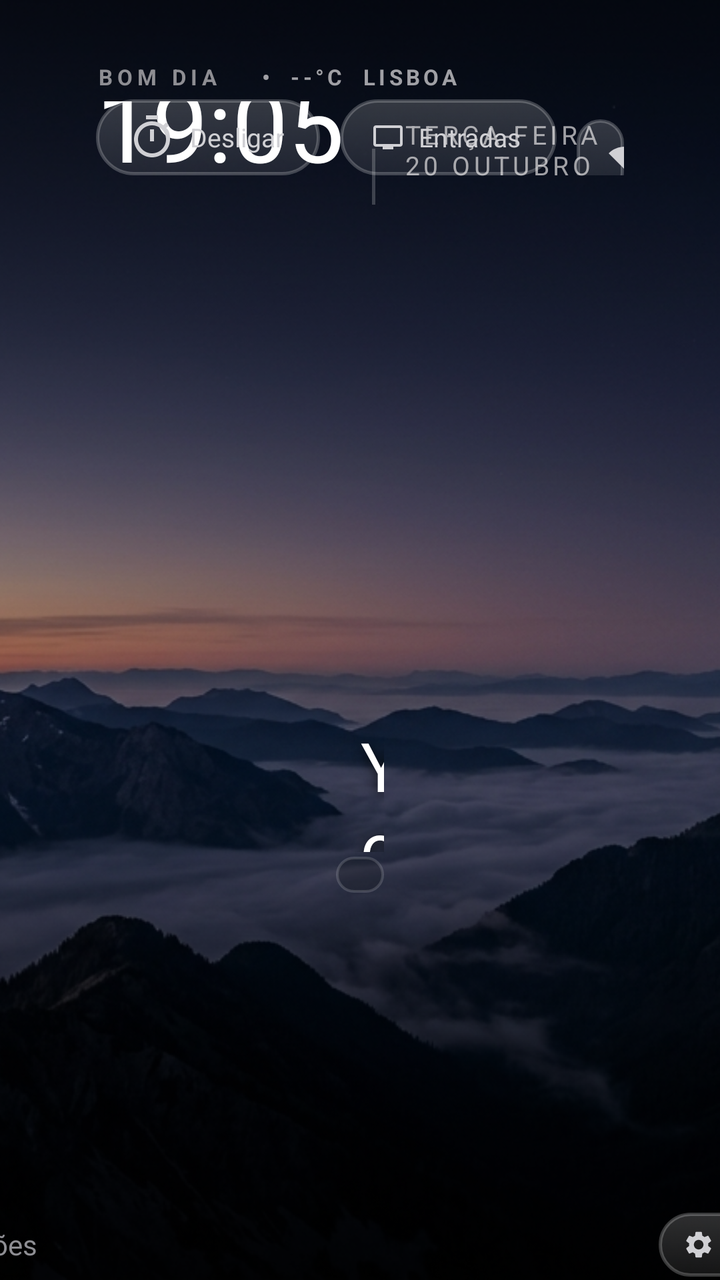
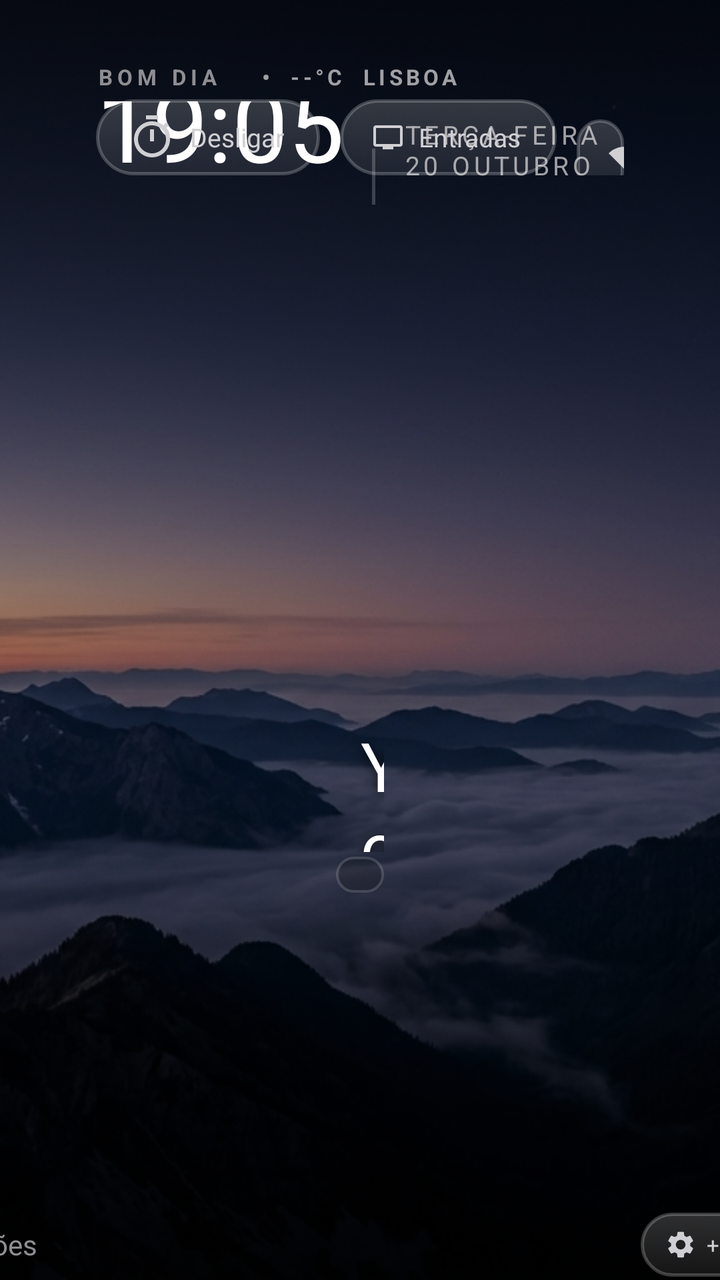

An Android layout rendered at two revisions. The XML below is the earlier revision; the diff shows what the commit changed to produce the second picture.
<!-- AndroidManifest.xml: application theme Theme.AppleTVHome -->
<!-- res/layout/activity_main.xml -->
<?xml version="1.0" encoding="utf-8"?>
<FrameLayout xmlns:android="http://schemas.android.com/apk/res/android"
    android:id="@+id/root_layout"
    android:layout_width="match_parent"
    android:layout_height="match_parent"
    android:background="@color/pitch_black"
    android:clipChildren="false"
    android:clipToPadding="false">

    
    <ImageView
        android:id="@+id/iv_wallpaper"
        android:layout_width="match_parent"
        android:layout_height="match_parent"
        android:scaleType="centerCrop"
        android:src="@drawable/wallpaper" />

    
    <View
        android:layout_width="match_parent"
        android:layout_height="match_parent"
        android:background="@drawable/wallpaper_dim_overlay" />

    
    <View
        android:id="@+id/view_ambient_glow"
        android:layout_width="match_parent"
        android:layout_height="match_parent" />

    
    <View
        android:id="@+id/view_grid_dimmer"
        android:layout_width="match_parent"
        android:layout_height="match_parent"
        android:background="#A6000000"
        android:alpha="0" />

    
    <ScrollView
        android:id="@+id/main_scroll"
        android:layout_width="match_parent"
        android:layout_height="match_parent"
        android:fillViewport="true"
        android:scrollbars="none"
        android:clipChildren="false"
        android:clipToPadding="false">

        <LinearLayout
            android:id="@+id/content_container"
            android:layout_width="match_parent"
            android:layout_height="wrap_content"
            android:orientation="vertical"
            android:paddingStart="48dp"
            android:paddingEnd="48dp"
            android:paddingTop="28dp"
            android:paddingBottom="48dp"
            android:clipChildren="false"
            android:clipToPadding="false">

            
            <RelativeLayout
                android:id="@+id/top_bar"
                android:layout_width="match_parent"
                android:layout_height="wrap_content">

                
                <LinearLayout
                    android:id="@+id/clock_group"
                    android:layout_width="wrap_content"
                    android:layout_height="wrap_content"
                    android:layout_alignParentStart="true"
                    android:layout_centerVertical="true"
                    android:orientation="vertical">

                    
                    <LinearLayout
                        android:layout_width="wrap_content"
                        android:layout_height="wrap_content"
                        android:orientation="horizontal"
                        android:gravity="center_vertical">

                        <TextView
                            android:id="@+id/tv_greeting"
                            android:layout_width="wrap_content"
                            android:layout_height="wrap_content"
                            android:text="BOM DIA"
                            android:textColor="#8E8E93"
                            android:textSize="11sp"
                            android:letterSpacing="0.22"
                            android:textStyle="bold" />

                        
                        <TextView
                            android:id="@+id/tv_weather"
                            android:layout_width="wrap_content"
                            android:layout_height="wrap_content"
                            android:layout_marginStart="12dp"
                            android:text="•  --°C  LISBOA"
                            android:textColor="#A0A0A5"
                            android:textSize="11sp"
                            android:letterSpacing="0.16"
                            android:textStyle="bold"
                            android:focusable="true"
                            android:clickable="true"
                            android:background="@drawable/dropdown_item_bg"
                            android:paddingStart="8dp"
                            android:paddingEnd="8dp"
                            android:paddingTop="3dp"
                            android:paddingBottom="3dp"
                            android:nextFocusDown="@id/dock_item_1"
                            android:nextFocusRight="@id/btn_sleep" />
                    </LinearLayout>

                    
                    <LinearLayout
                        android:id="@+id/time_row"
                        android:layout_width="wrap_content"
                        android:layout_height="wrap_content"
                        android:orientation="horizontal"
                        android:gravity="bottom"
                        android:layout_marginTop="2dp">

                        <TextView
                            android:id="@+id/tv_clock"
                            android:layout_width="wrap_content"
                            android:layout_height="wrap_content"
                            android:text="19:05"
                            android:textColor="@color/white"
                            android:textSize="50sp"
                            android:includeFontPadding="false" />

                        
                        <View
                            android:layout_width="1.5dp"
                            android:layout_height="28dp"
                            android:layout_marginStart="14dp"
                            android:layout_marginEnd="14dp"
                            android:layout_marginBottom="7dp"
                            android:background="#33FFFFFF" />

                        <TextView
                            android:id="@+id/tv_date"
                            android:layout_width="wrap_content"
                            android:layout_height="wrap_content"
                            android:layout_marginBottom="9dp"
                            android:text="TERÇA-FEIRA 20 OUTUBRO"
                            android:textColor="#A0A0A5"
                            android:textSize="13sp"
                            android:letterSpacing="0.14" />
                    </LinearLayout>
                </LinearLayout>

                
                <LinearLayout
                    android:id="@+id/pills_group"
                    android:layout_width="wrap_content"
                    android:layout_height="wrap_content"
                    android:layout_alignParentEnd="true"
                    android:layout_centerVertical="true"
                    android:orientation="horizontal">

                    
                    <Button
                        android:id="@+id/btn_sleep"
                        android:layout_width="wrap_content"
                        android:layout_height="38dp"
                        android:background="@drawable/pill_bg"
                        android:text="Desligar"
                        android:textColor="@color/pill_text_color"
                        android:textSize="13sp"
                        android:drawableStart="@drawable/ic_timer"
                        android:drawablePadding="7dp"
                        android:drawableTint="@color/pill_text_color"
                        android:paddingStart="16dp"
                        android:paddingEnd="18dp"
                        android:focusable="true"
                        android:nextFocusLeft="@id/tv_weather"
                        android:nextFocusDown="@id/dock_item_1" />

                    
                    <Button
                        android:id="@+id/btn_inputs"
                        android:layout_width="wrap_content"
                        android:layout_height="38dp"
                        android:layout_marginStart="10dp"
                        android:background="@drawable/pill_bg"
                        android:text="Entradas"
                        android:textColor="@color/pill_text_color"
                        android:textSize="13sp"
                        android:drawableStart="@drawable/ic_inputs"
                        android:drawablePadding="7dp"
                        android:drawableTint="@color/pill_text_color"
                        android:paddingStart="16dp"
                        android:paddingEnd="18dp"
                        android:focusable="true"
                        android:nextFocusDown="@id/dock_item_2" />

                    
                    <Button
                        android:id="@+id/btn_wifi"
                        android:layout_width="wrap_content"
                        android:layout_height="38dp"
                        android:layout_marginStart="10dp"
                        android:background="@drawable/pill_bg"
                        android:text="Wi-Fi"
                        android:textColor="@color/pill_text_color"
                        android:textSize="13sp"
                        android:drawableStart="@drawable/ic_wifi"
                        android:drawablePadding="7dp"
                        android:drawableTint="@color/pill_text_color"
                        android:paddingStart="16dp"
                        android:paddingEnd="18dp"
                        android:focusable="true"
                        android:nextFocusDown="@id/dock_item_3" />

                    
                    <Button
                        android:id="@+id/btn_settings"
                        android:layout_width="wrap_content"
                        android:layout_height="38dp"
                        android:layout_marginStart="10dp"
                        android:background="@drawable/pill_bg"
                        android:text="Definições"
                        android:textColor="@color/pill_text_color"
                        android:textSize="13sp"
                        android:drawableStart="@drawable/ic_settings"
                        android:drawablePadding="7dp"
                        android:drawableTint="@color/pill_text_color"
                        android:paddingStart="16dp"
                        android:paddingEnd="18dp"
                        android:focusable="true"
                        android:nextFocusDown="@id/dock_item_4" />
                </LinearLayout>
            </RelativeLayout>

            
            <LinearLayout
                android:layout_width="wrap_content"
                android:layout_height="wrap_content"
                android:layout_gravity="center_horizontal"
                android:orientation="vertical"
                android:layout_marginTop="255dp">

                
                <LinearLayout
                    android:id="@+id/glow_area"
                    android:layout_width="match_parent"
                    android:layout_height="wrap_content"
                    android:orientation="vertical"
                    android:paddingStart="12dp"
                    android:paddingBottom="8dp"
                    android:clipChildren="false"
                    android:clipToPadding="false">

                    
                    <TextView
                        android:id="@+id/tv_active_dock_title"
                        android:layout_width="wrap_content"
                        android:layout_height="wrap_content"
                        android:text="YouTube"
                        android:textColor="@color/white"
                        android:textSize="34sp"
                        android:letterSpacing="0.01"
                        android:includeFontPadding="false"
                        android:shadowColor="#CC000000"
                        android:shadowRadius="14"
                        android:shadowDy="3" />

                    
                    <TextView
                        android:id="@+id/tv_active_dock_subtitle"
                        android:layout_width="wrap_content"
                        android:layout_height="wrap_content"
                        android:layout_marginTop="2dp"
                        android:text="STREAMING &amp; VÍDEO"
                        android:textColor="#A0A0A8"
                        android:textSize="12sp"
                        android:letterSpacing="0.12"
                        android:includeFontPadding="false" />
                </LinearLayout>

                
                <LinearLayout
                    android:id="@+id/dock_container"
                    android:layout_width="wrap_content"
                    android:layout_height="wrap_content"
                    android:background="@drawable/dock_bg"
                    android:orientation="horizontal"
                    android:paddingStart="12dp"
                    android:paddingEnd="12dp"
                    android:paddingTop="9dp"
                    android:paddingBottom="9dp"
                    android:clipChildren="false"
                    android:clipToPadding="false"
                    android:focusable="false" />
            </LinearLayout>

            
            <RelativeLayout
                android:id="@+id/grid_header"
                android:layout_width="496dp"
                android:layout_height="wrap_content"
                android:layout_gravity="center_horizontal"
                android:layout_marginTop="160dp"
                android:layout_marginBottom="16dp">

                <LinearLayout
                    android:layout_width="wrap_content"
                    android:layout_height="wrap_content"
                    android:layout_alignParentStart="true"
                    android:layout_centerVertical="true"
                    android:orientation="horizontal"
                    android:gravity="center_vertical">

                    <TextView
                        android:layout_width="wrap_content"
                        android:layout_height="wrap_content"
                        android:text="▼  "
                        android:textColor="@color/gray_text"
                        android:textSize="12sp" />

                    <TextView
                        android:id="@+id/tv_more_apps_title"
                        android:layout_width="wrap_content"
                        android:layout_height="wrap_content"
                        android:text="@string/section_more_apps"
                        android:textColor="@color/gray_text"
                        android:textSize="14sp" />
                </LinearLayout>

                <Button
                    android:id="@+id/btn_manage_apps"
                    android:layout_width="wrap_content"
                    android:layout_height="32dp"
                    android:layout_alignParentEnd="true"
                    android:layout_centerVertical="true"
                    android:background="@drawable/pill_bg"
                    android:text="Gerir Apps"
                    android:textColor="@color/pill_text_color"
                    android:textSize="11sp"
                    android:drawableStart="@drawable/ic_settings"
                    android:drawablePadding="5dp"
                    android:drawableTint="@color/pill_text_color"
                    android:paddingStart="12dp"
                    android:paddingEnd="14dp"
                    android:focusable="true" />
            </RelativeLayout>

            
            <GridLayout
                android:id="@+id/apps_grid"
                android:layout_width="wrap_content"
                android:layout_height="wrap_content"
                android:layout_gravity="center_horizontal"
                android:columnCount="4"
                android:alignmentMode="alignMargins"
                android:clipChildren="false"
                android:clipToPadding="false" />

        </LinearLayout>
    </ScrollView>

    
    <LinearLayout
        android:id="@+id/dropdown_inputs"
        android:layout_width="220dp"
        android:layout_height="wrap_content"
        android:layout_gravity="top|end"
        android:layout_marginTop="75dp"
        android:layout_marginEnd="180dp"
        android:background="@drawable/dropdown_bg"
        android:orientation="vertical"
        android:padding="8dp"
        android:elevation="16dp"
        android:visibility="gone">

        <TextView
            android:layout_width="match_parent"
            android:layout_height="wrap_content"
            android:paddingStart="12dp"
            android:paddingTop="8dp"
            android:paddingBottom="6dp"
            android:text="ENTRADAS DE VÍDEO"
            android:textColor="@color/gray_text"
            android:textSize="11sp" />

        <Button
            android:id="@+id/item_input_hdmi1"
            android:layout_width="match_parent"
            android:layout_height="36dp"
            android:background="@drawable/dropdown_item_bg"
            android:gravity="center_vertical|start"
            android:paddingStart="12dp"
            android:text="HDMI 1"
            android:textColor="@color/dropdown_item_text"
            android:textSize="13sp"
            android:focusable="true" />

        <Button
            android:id="@+id/item_input_hdmi2"
            android:layout_width="match_parent"
            android:layout_height="36dp"
            android:background="@drawable/dropdown_item_bg"
            android:gravity="center_vertical|start"
            android:paddingStart="12dp"
            android:text="HDMI 2"
            android:textColor="@color/dropdown_item_text"
            android:textSize="13sp"
            android:focusable="true" />

        <Button
            android:id="@+id/item_input_hdmi3"
            android:layout_width="match_parent"
            android:layout_height="36dp"
            android:background="@drawable/dropdown_item_bg"
            android:gravity="center_vertical|start"
            android:paddingStart="12dp"
            android:text="HDMI 3"
            android:textColor="@color/dropdown_item_text"
            android:textSize="13sp"
            android:focusable="true" />

        <Button
            android:id="@+id/item_input_tv"
            android:layout_width="match_parent"
            android:layout_height="36dp"
            android:background="@drawable/dropdown_item_bg"
            android:gravity="center_vertical|start"
            android:paddingStart="12dp"
            android:text="TV / Antena"
            android:textColor="@color/dropdown_item_text"
            android:textSize="13sp"
            android:focusable="true" />

        <Button
            android:id="@+id/item_input_av"
            android:layout_width="match_parent"
            android:layout_height="36dp"
            android:background="@drawable/dropdown_item_bg"
            android:gravity="center_vertical|start"
            android:paddingStart="12dp"
            android:text="AV / Composto"
            android:textColor="@color/dropdown_item_text"
            android:textSize="13sp"
            android:focusable="true" />

        <Button
            android:id="@+id/item_restore_inputs"
            android:layout_width="match_parent"
            android:layout_height="36dp"
            android:layout_marginTop="4dp"
            android:background="@drawable/dropdown_item_bg"
            android:gravity="center_vertical|start"
            android:paddingStart="12dp"
            android:text="Restaurar Entradas Ocultas"
            android:textColor="#34C759"
            android:textSize="12sp"
            android:focusable="true"
            android:visibility="gone" />
    </LinearLayout>

    
    <FrameLayout
        android:id="@+id/screensaver_overlay"
        android:layout_width="match_parent"
        android:layout_height="match_parent"
        android:visibility="gone"
        android:background="@color/pitch_black"
        android:clickable="true"
        android:focusable="false">

        
        <ImageView
            android:id="@+id/iv_screensaver_1"
            android:layout_width="match_parent"
            android:layout_height="match_parent"
            android:scaleType="centerCrop" />

        
        <ImageView
            android:id="@+id/iv_screensaver_2"
            android:layout_width="match_parent"
            android:layout_height="match_parent"
            android:scaleType="centerCrop"
            android:alpha="0" />

        
        <View
            android:layout_width="match_parent"
            android:layout_height="match_parent"
            android:background="@drawable/wallpaper_dim_overlay" />

        
        <LinearLayout
            android:id="@+id/screensaver_caption_layout"
            android:layout_width="wrap_content"
            android:layout_height="wrap_content"
            android:layout_gravity="bottom|start"
            android:layout_marginStart="48dp"
            android:layout_marginBottom="32dp"
            android:orientation="vertical">

            <TextView
                android:id="@+id/tv_screensaver_title"
                android:layout_width="wrap_content"
                android:layout_height="wrap_content"
                android:text="Costa Na Pali"
                android:textColor="@color/white"
                android:textSize="18sp"
                android:textStyle="bold"
                android:letterSpacing="0.04"
                android:shadowColor="#99000000"
                android:shadowRadius="10" />

            <TextView
                android:id="@+id/tv_screensaver_subtitle"
                android:layout_width="wrap_content"
                android:layout_height="wrap_content"
                android:layout_marginTop="2dp"
                android:text="Havai • Estados Unidos"
                android:textColor="#B0FFFFFF"
                android:textSize="12sp"
                android:letterSpacing="0.12"
                android:shadowColor="#99000000"
                android:shadowRadius="8" />
        </LinearLayout>

        
        <LinearLayout
            android:id="@+id/screensaver_clock_layout"
            android:layout_width="wrap_content"
            android:layout_height="wrap_content"
            android:layout_gravity="bottom|end"
            android:layout_marginEnd="48dp"
            android:layout_marginBottom="32dp"
            android:gravity="end"
            android:orientation="vertical">

            <TextView
                android:id="@+id/tv_screensaver_clock"
                android:layout_width="wrap_content"
                android:layout_height="wrap_content"
                android:text="12:00"
                android:textColor="#E0FFFFFF"
                android:textSize="28sp"
                android:includeFontPadding="false"
                android:shadowColor="#99000000"
                android:shadowRadius="8" />

            <TextView
                android:id="@+id/tv_screensaver_date"
                android:layout_width="wrap_content"
                android:layout_height="wrap_content"
                android:layout_marginTop="2dp"
                android:text="QUARTA-FEIRA 21 OUT"
                android:textColor="#90FFFFFF"
                android:textSize="11sp"
                android:letterSpacing="0.14"
                android:shadowColor="#99000000"
                android:shadowRadius="6" />
        </LinearLayout>

        
        <TextView
            android:id="@+id/tv_screensaver_hint"
            android:layout_width="wrap_content"
            android:layout_height="wrap_content"
            android:layout_gravity="top|center_horizontal"
            android:layout_marginTop="24dp"
            android:text="Pressiona qualquer botão para retomar"
            android:textColor="#40FFFFFF"
            android:textSize="11sp"
            android:letterSpacing="0.1" />
    </FrameLayout>

    
    <FrameLayout
        android:id="@+id/siri_overlay_container"
        android:layout_width="match_parent"
        android:layout_height="match_parent"
        android:visibility="gone"
        android:clickable="true"
        android:focusable="false"
        android:background="#66000000">

        <LinearLayout
            android:id="@+id/siri_card"
            android:layout_width="720dp"
            android:layout_height="wrap_content"
            android:layout_gravity="bottom|center_horizontal"
            android:layout_marginBottom="40dp"
            android:background="@drawable/siri_card_bg"
            android:orientation="vertical"
            android:paddingStart="32dp"
            android:paddingEnd="32dp"
            android:paddingTop="22dp"
            android:paddingBottom="24dp"
            android:elevation="16dp">

            
            <RelativeLayout
                android:layout_width="match_parent"
                android:layout_height="wrap_content">

                <LinearLayout
                    android:layout_width="wrap_content"
                    android:layout_height="wrap_content"
                    android:orientation="horizontal"
                    android:gravity="center_vertical"
                    android:layout_alignParentStart="true">

                    
                    <ImageView
                        android:id="@+id/siri_orb"
                        android:layout_width="32dp"
                        android:layout_height="32dp"
                        android:src="@drawable/siri_orb_glow" />

                    <TextView
                        android:id="@+id/tv_siri_title"
                        android:layout_width="wrap_content"
                        android:layout_height="wrap_content"
                        android:layout_marginStart="12dp"
                        android:text="Gemini"
                        android:textColor="@color/white"
                        android:textSize="18sp"
                        android:textStyle="bold"
                        android:letterSpacing="0.04" />
                </LinearLayout>

                <TextView
                    android:layout_width="wrap_content"
                    android:layout_height="wrap_content"
                    android:layout_alignParentEnd="true"
                    android:layout_centerVertical="true"
                    android:text="Pressiona Voltar para fechar"
                    android:textColor="#80FFFFFF"
                    android:textSize="11sp" />
            </RelativeLayout>

            
            <TextView
                android:id="@+id/tv_siri_query"
                android:layout_width="match_parent"
                android:layout_height="wrap_content"
                android:layout_marginTop="14dp"
                android:text="A ouvir..."
                android:textColor="#B3FFFFFF"
                android:textSize="15sp"
                android:lineSpacingExtra="4dp" />

            
            <TextView
                android:id="@+id/tv_siri_response"
                android:layout_width="match_parent"
                android:layout_height="wrap_content"
                android:layout_marginTop="10dp"
                android:text=""
                android:textColor="@color/white"
                android:textSize="17sp"
                android:textStyle="bold"
                android:lineSpacingExtra="4dp"
                android:visibility="gone" />

            
            <TextView
                android:id="@+id/tv_siri_badge"
                android:layout_width="wrap_content"
                android:layout_height="wrap_content"
                android:layout_marginTop="12dp"
                android:background="@drawable/siri_chip_bg"
                android:paddingStart="14dp"
                android:paddingEnd="14dp"
                android:paddingTop="6dp"
                android:paddingBottom="6dp"
                android:textColor="#A0E0FF"
                android:textSize="13sp"
                android:textStyle="bold"
                android:visibility="gone" />

            
            <LinearLayout
                android:id="@+id/siri_suggestions_layout"
                android:layout_width="match_parent"
                android:layout_height="wrap_content"
                android:layout_marginTop="16dp"
                android:orientation="horizontal"
                android:visibility="gone">

                <Button
                    android:id="@+id/btn_siri_chip1"
                    android:layout_width="wrap_content"
                    android:layout_height="32dp"
                    android:background="@drawable/siri_chip_bg"
                    android:text="⏱️ Desligar em 30m"
                    android:textColor="@color/white"
                    android:textSize="12sp"
                    android:paddingStart="12dp"
                    android:paddingEnd="12dp"
                    android:focusable="true" />

                <Button
                    android:id="@+id/btn_siri_chip2"
                    android:layout_width="wrap_content"
                    android:layout_height="32dp"
                    android:layout_marginStart="8dp"
                    android:background="@drawable/siri_chip_bg"
                    android:text="🚀 Abrir Plex"
                    android:textColor="@color/white"
                    android:textSize="12sp"
                    android:paddingStart="12dp"
                    android:paddingEnd="12dp"
                    android:focusable="true" />

                <Button
                    android:id="@+id/btn_siri_chip3"
                    android:layout_width="wrap_content"
                    android:layout_height="32dp"
                    android:layout_marginStart="8dp"
                    android:background="@drawable/siri_chip_bg"
                    android:text="🎮 Steam Link"
                    android:textColor="@color/white"
                    android:textSize="12sp"
                    android:paddingStart="12dp"
                    android:paddingEnd="12dp"
                    android:focusable="true" />

                <Button
                    android:id="@+id/btn_siri_chip4"
                    android:layout_width="wrap_content"
                    android:layout_height="32dp"
                    android:layout_marginStart="8dp"
                    android:background="@drawable/siri_chip_bg"
                    android:text="📺 HDMI 1"
                    android:textColor="@color/white"
                    android:textSize="12sp"
                    android:paddingStart="12dp"
                    android:paddingEnd="12dp"
                    android:focusable="true" />
            </LinearLayout>

        </LinearLayout>
    </FrameLayout>

</FrameLayout>
<!-- resources referenced by this layout -->
<resources>
  <color name="gray_text">#8E8E93</color>
  <color name="pitch_black">#000000</color>
  <color name="white">#FFFFFF</color>
  <!-- drawable dock_bg (drawable) -->
  <?xml version="1.0" encoding="utf-8"?>
  <shape xmlns:android="http://schemas.android.com/apk/res/android" android:shape="rectangle">
      <solid android:color="#4D12141C" />
      <corners android:radius="26dp" />
      <stroke android:width="1.2dp" android:color="#26FFFFFF" />
  </shape>
  <!-- drawable dropdown_bg (drawable) -->
  <?xml version="1.0" encoding="utf-8"?>
  <shape xmlns:android="http://schemas.android.com/apk/res/android" android:shape="rectangle">
      <solid android:color="@color/dropdown_bg"/>
      <corners android:radius="16dp"/>
      <stroke android:width="1dp" android:color="@color/dropdown_stroke"/>
  </shape>
  <!-- drawable ic_inputs (drawable) -->
  <?xml version="1.0" encoding="utf-8"?>
  <vector xmlns:android="http://schemas.android.com/apk/res/android"
      android:width="16dp"
      android:height="16dp"
      android:viewportWidth="24"
      android:viewportHeight="24">
      <path
          android:fillColor="#FFFFFFFF"
          android:pathData="M21,3H3c-1.1,0 -2,0.9 -2,2v12c0,1.1 0.9,2 2,2h5v2h8v-2h5c1.1,0 2,-0.9 2,-2V5c0,-1.1 -0.9,-2 -2,-2zM21,17H3V5h18v12z" />
  </vector>
  <!-- drawable ic_wifi (drawable) -->
  <?xml version="1.0" encoding="utf-8"?>
  <vector xmlns:android="http://schemas.android.com/apk/res/android"
      android:width="16dp"
      android:height="16dp"
      android:viewportWidth="24"
      android:viewportHeight="24">
      <path
          android:fillColor="#FFFFFFFF"
          android:pathData="M12,4C7.31,4 3.07,5.9 0,8.98L12,21 24,8.98C20.93,5.9 16.69,4 12,4z" />
  </vector>
  <!-- drawable siri_card_bg (drawable) -->
  <?xml version="1.0" encoding="utf-8"?>
  <shape xmlns:android="http://schemas.android.com/apk/res/android"
      android:shape="rectangle">
      <corners android:radius="26dp" />
      <gradient
          android:angle="270"
          android:startColor="#F2181820"
          android:endColor="#E6121218" />
      <stroke
          android:width="1.5dp"
          android:color="#4DFFFFFF" />
  </shape>
  <!-- drawable siri_chip_bg (drawable) -->
  <?xml version="1.0" encoding="utf-8"?>
  <shape xmlns:android="http://schemas.android.com/apk/res/android"
      android:shape="rectangle">
      <corners android:radius="16dp" />
      <solid android:color="#33FFFFFF" />
      <stroke
          android:width="1dp"
          android:color="#40FFFFFF" />
  </shape>
  <!-- drawable siri_orb_glow (drawable) -->
  <?xml version="1.0" encoding="utf-8"?>
  <shape xmlns:android="http://schemas.android.com/apk/res/android"
      android:shape="oval">
      <gradient
          android:type="radial"
          android:gradientRadius="48dp"
          android:startColor="#FF38BDF8"
          android:centerColor="#CC6366F1"
          android:endColor="#00000000" />
      <size
          android:width="64dp"
          android:height="64dp" />
  </shape>
  <!-- drawable wallpaper_dim_overlay (drawable) -->
  <?xml version="1.0" encoding="utf-8"?>
  <shape xmlns:android="http://schemas.android.com/apk/res/android"
      android:shape="rectangle">
      <gradient
          android:type="linear"
          android:angle="270"
          android:startColor="#B3000000"
          android:centerColor="#40000000"
          android:endColor="#D9000000" />
  </shape>
  <string name="section_more_apps">Aplicações</string>
  <style name="Theme.AppleTVHome" parent="@android:style/Theme.NoTitleBar.Fullscreen">
          <item name="android:windowBackground">@color/pitch_black</item>
          <item name="android:colorBackground">@color/pitch_black</item>
          <item name="android:windowNoTitle">true</item>
          <item name="android:windowAnimationStyle">@null</item>
          <item name="android:soundEffectsEnabled">false</item>
      </style>
  <color name="dropdown_bg">#18181B</color>
  <color name="dropdown_stroke">#2E2E33</color>
  <!-- unchanged entries left out for length: 5 -->
</resources>

<!-- the commit's change to res/layout/activity_main.xml (unified diff, before → after) -->
@@ -335,7 +335,7 @@
                     android:layout_alignParentEnd="true"
                     android:layout_centerVertical="true"
                     android:background="@drawable/pill_bg"
-                    android:text="Gerir Apps"
+                    android:text="+ Gerir Apps"
                     android:textColor="@color/pill_text_color"
                     android:textSize="11sp"
                     android:drawableStart="@drawable/ic_settings"
